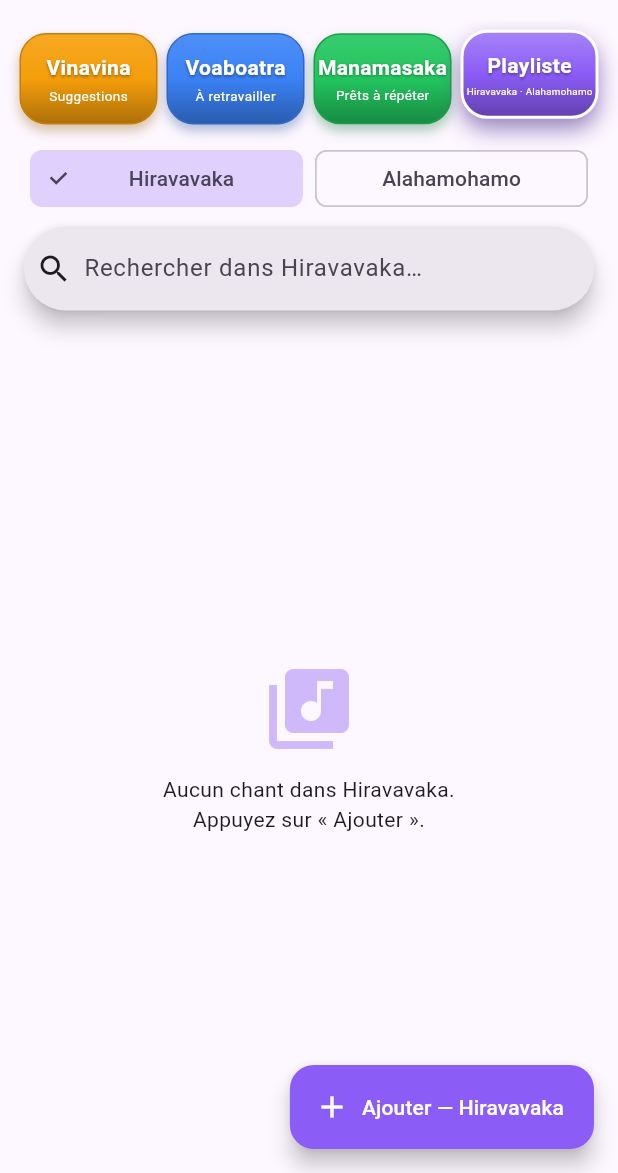
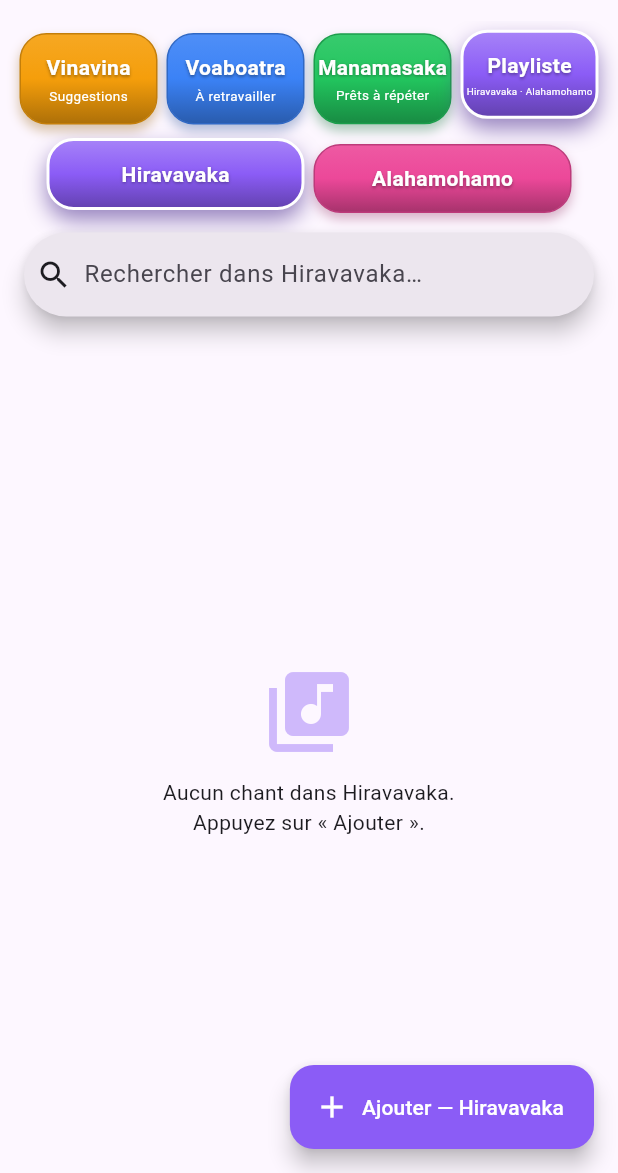
Before and after one commit to Razafindriatsara/vazoantso, a Flutter app: the screen it shows after launch, after a tap on "Voaboatra", after a tap on "Manamasaka", after a tap on "Playliste", on a phone screen of 412 x 824 dp, the part 63-1236 px from its top. Run offline on Flutter 3.47's test engine with Material 3 defaults, Android fonts, the light colour scheme and no system bars; our stand-ins replace cloud_firestore, file_picker, firebase_core, just_audio, web; missing offline and left inert: dart:js_interop, syncfusion_flutter_pdf, syncfusion_flutter_pdfviewer; accounts and stored records are empty.

Commit message:
Sous-catégories Hiravavaka/Alahamohamo en boutons 3D

```diff
--- a/lib/screens/home_screen.dart
+++ b/lib/screens/home_screen.dart
@@ -209,6 +209,7 @@ class _HomeScreenState extends State<HomeScreen> {
                   ),
                 ),
               ),
+              if (description.isNotEmpty) ...[
                 const SizedBox(height: 2),
                 FittedBox(
                   fit: BoxFit.scaleDown,
@@ -218,6 +219,7 @@ class _HomeScreenState extends State<HomeScreen> {
                     style: const TextStyle(color: Colors.white, fontSize: 9),
                   ),
                 ),
+              ],
             ],
           ),
         ),
@@ -263,28 +265,19 @@ class _HomeScreenState extends State<HomeScreen> {
           ),
           if (_inPlaylist)
             Padding(
-              padding: const EdgeInsets.fromLTRB(16, 0, 16, 8),
+              padding: const EdgeInsets.fromLTRB(28, 0, 28, 12),
               child: Row(
                 children: [
                   for (final sub in const [
                     SongStage.hiravavaka,
                     SongStage.alahamohamo,
                   ])
-                    Expanded(
-                      child: Padding(
-                        padding: const EdgeInsets.symmetric(horizontal: 4),
-                        child: ChoiceChip(
-                          label: SizedBox(
-                            width: double.infinity,
-                            child: Text(sub.label,
-                                textAlign: TextAlign.center),
-                          ),
+                    _mainButton(
+                      label: sub.label,
+                      description: '',
+                      color: _stageColors[sub]!,
                       selected: _stage == sub,
-                          selectedColor:
-                              _stageColors[sub]!.withOpacity(.25),
-                          onSelected: (_) => _selectStage(sub),
-                        ),
-                      ),
+                      onTap: () => _selectStage(sub),
                     ),
                 ],
               ),
```
Lines whose indentation alone changed are shown as unchanged.
